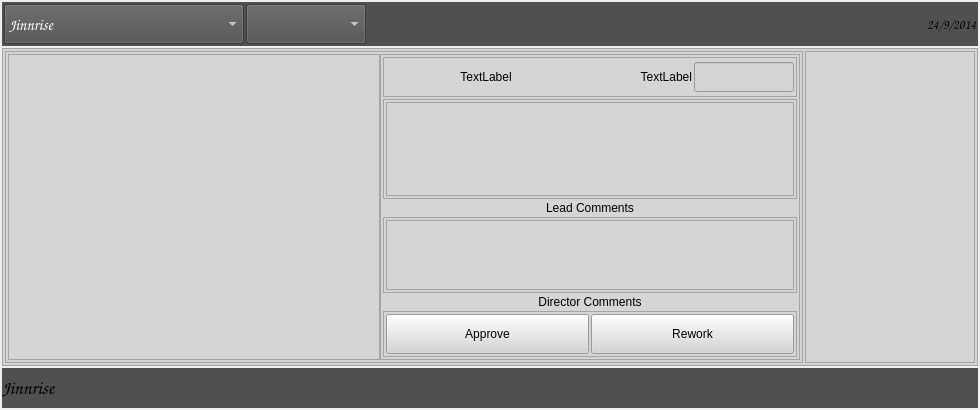
Qt form Kute/apr_Wiz/apr_wiz.ui (abble/schtool) before a commit.
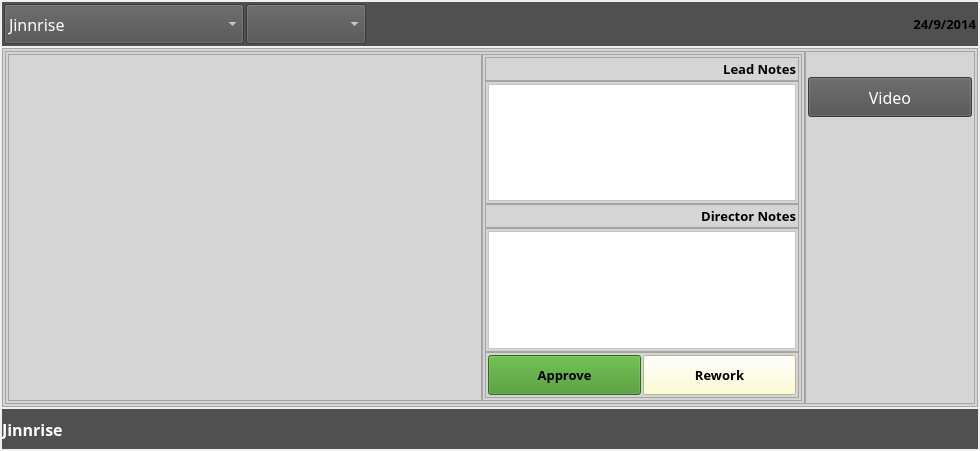
The same form after that commit. Icons and pictures are not drawn.

The edit to the form file:
```diff
--- a/Kute/apr_Wiz/apr_wiz.ui
+++ b/Kute/apr_Wiz/apr_wiz.ui
@@ -7,7 +7,7 @@
     <x>0</x>
     <y>0</y>
     <width>980</width>
-    <height>400</height>
+    <height>451</height>
    </rect>
   </property>
   <property name="windowTitle">
@@ -84,8 +84,10 @@
         </property>
         <property name="font">
          <font>
-          <family>Comic Sans MS</family>
+          <family>Trebuchet MS</family>
           <pointsize>12</pointsize>
+          <weight>50</weight>
+          <bold>false</bold>
          </font>
         </property>
         <property name="styleSheet">
@@ -143,7 +145,7 @@
         </property>
         <property name="font">
          <font>
-          <family>Comic Sans MS</family>
+          <family>Trebuchet MS</family>
           <pointsize>10</pointsize>
           <weight>75</weight>
           <bold>true</bold>
@@ -173,7 +175,7 @@
      </property>
      <layout class="QHBoxLayout" name="horizontalLayout_2">
       <property name="spacing">
-       <number>2</number>
+       <number>0</number>
       </property>
       <property name="leftMargin">
        <number>2</number>
@@ -237,13 +239,13 @@
           <widget class="QFrame" name="detLayout">
            <property name="minimumSize">
             <size>
-             <width>420</width>
+             <width>320</width>
              <height>0</height>
             </size>
            </property>
            <property name="maximumSize">
             <size>
-             <width>420</width>
+             <width>320</width>
              <height>16777215</height>
             </size>
            </property>
@@ -255,7 +257,7 @@
            </property>
            <layout class="QVBoxLayout" name="verticalLayout_3">
             <property name="spacing">
-             <number>2</number>
+             <number>0</number>
             </property>
             <property name="leftMargin">
              <number>2</number>
@@ -270,28 +272,16 @@
              <number>2</number>
             </property>
             <item>
-             <widget class="QFrame" name="frame_4">
-              <property name="minimumSize">
-               <size>
-                <width>0</width>
-                <height>40</height>
-               </size>
-              </property>
-              <property name="maximumSize">
-               <size>
-                <width>16777215</width>
-                <height>60</height>
-               </size>
-              </property>
+             <widget class="QFrame" name="lLayout">
               <property name="frameShape">
                <enum>QFrame::StyledPanel</enum>
               </property>
               <property name="frameShadow">
                <enum>QFrame::Raised</enum>
               </property>
-              <layout class="QHBoxLayout" name="horizontalLayout_3">
+              <layout class="QHBoxLayout" name="horizontalLayout_8">
                <property name="spacing">
-                <number>2</number>
+                <number>4</number>
                </property>
                <property name="leftMargin">
                 <number>2</number>
@@ -306,62 +296,44 @@
                 <number>2</number>
                </property>
                <item>
-                <widget class="QLabel" name="label_4">
-                 <property name="minimumSize">
-                  <size>
-                   <width>200</width>
-                   <height>30</height>
-                  </size>
-                 </property>
-                 <property name="maximumSize">
-                  <size>
-                   <width>200</width>
-                   <height>30</height>
-                  </size>
+                <widget class="QLabel" name="lcuren">
+                 <property name="font">
+                  <font>
+                   <family>Trebuchet MS</family>
+                   <pointsize>10</pointsize>
+                   <weight>75</weight>
+                   <bold>true</bold>
+                  </font>
                  </property>
                  <property name="text">
-                  <string>TextLabel</string>
+                  <string/>
                  </property>
                  <property name="alignment">
-                  <set>Qt::AlignCenter</set>
+                  <set>Qt::AlignBottom|Qt::AlignLeading|Qt::AlignLeft</set>
                  </property>
                 </widget>
                </item>
                <item>
-                <widget class="QLabel" name="label_3">
-                 <property name="minimumSize">
-                  <size>
-                   <width>0</width>
-                   <height>30</height>
-                  </size>
-                 </property>
+                <widget class="QLabel" name="lclab">
                  <property name="maximumSize">
                   <size>
                    <width>16777215</width>
-                   <height>30</height>
+                   <height>20</height>
                   </size>
                  </property>
+                 <property name="font">
+                  <font>
+                   <family>Trebuchet MS</family>
+                   <pointsize>10</pointsize>
+                   <weight>75</weight>
+                   <bold>true</bold>
+                  </font>
+                 </property>
                  <property name="text">
-                  <string>TextLabel</string>
+                  <string>Lead Notes</string>
                  </property>
                  <property name="alignment">
-                  <set>Qt::AlignRight|Qt::AlignTrailing|Qt::AlignVCenter</set>
-                 </property>
-                </widget>
-               </item>
-               <item>
-                <widget class="QLineEdit" name="lineEdit">
-                 <property name="minimumSize">
-                  <size>
-                   <width>100</width>
-                   <height>30</height>
-                  </size>
-                 </property>
-                 <property name="maximumSize">
-                  <size>
-                   <width>100</width>
-                   <height>16777215</height>
-                  </size>
+                  <set>Qt::AlignBottom|Qt::AlignRight|Qt::AlignTrailing</set>
                  </property>
                 </widget>
                </item>
@@ -405,25 +377,85 @@
                 <number>2</number>
                </property>
                <item>
-                <widget class="QTextEdit" name="textEdit_2"/>
+                <widget class="QPlainTextEdit" name="lcCom">
+                 <property name="styleSheet">
+                  <string notr="true">background-color: rgb(255, 255, 255);</string>
+                 </property>
+                </widget>
                </item>
               </layout>
              </widget>
             </item>
             <item>
-             <widget class="QLabel" name="label">
-              <property name="maximumSize">
-               <size>
-                <width>16777215</width>
-                <height>20</height>
-               </size>
+             <widget class="QFrame" name="dnLayout">
+              <property name="frameShape">
+               <enum>QFrame::StyledPanel</enum>
               </property>
-              <property name="text">
-               <string>Lead Comments</string>
+              <property name="frameShadow">
+               <enum>QFrame::Raised</enum>
               </property>
-              <property name="alignment">
-               <set>Qt::AlignCenter</set>
-              </property>
+              <layout class="QHBoxLayout" name="horizontalLayout_3">
+               <property name="spacing">
+                <number>2</number>
+               </property>
+               <property name="leftMargin">
+                <number>2</number>
+               </property>
+               <property name="topMargin">
+                <number>2</number>
+               </property>
+               <property name="rightMargin">
+                <number>2</number>
+               </property>
+               <property name="bottomMargin">
+                <number>2</number>
+               </property>
+               <item>
+                <widget class="QLabel" name="dcuren">
+                 <property name="font">
+                  <font>
+                   <family>Trebuchet MS</family>
+                   <pointsize>10</pointsize>
+                   <weight>75</weight>
+                   <bold>true</bold>
+                  </font>
+                 </property>
+                 <property name="text">
+                  <string/>
+                 </property>
+                 <property name="alignment">
+                  <set>Qt::AlignBottom|Qt::AlignLeading|Qt::AlignLeft</set>
+                 </property>
+                </widget>
+               </item>
+               <item>
+                <widget class="QLabel" name="dclab">
+                 <property name="maximumSize">
+                  <size>
+                   <width>16777215</width>
+                   <height>20</height>
+                  </size>
+                 </property>
+                 <property name="font">
+                  <font>
+                   <family>Trebuchet MS</family>
+                   <pointsize>10</pointsize>
+                   <weight>75</weight>
+                   <bold>true</bold>
+                  </font>
+                 </property>
+                 <property name="text">
+                  <string>Director Notes</string>
+                 </property>
+                 <property name="alignment">
+                  <set>Qt::AlignBottom|Qt::AlignRight|Qt::AlignTrailing</set>
+                 </property>
+                </widget>
+               </item>
+              </layout>
+              <zorder>dclab</zorder>
+              <zorder>dclab</zorder>
+              <zorder>dcuren</zorder>
              </widget>
             </item>
             <item>
@@ -457,29 +489,18 @@
                 <number>2</number>
                </property>
                <item>
-                <widget class="QTextEdit" name="textEdit"/>
+                <widget class="QPlainTextEdit" name="dcCom">
+                 <property name="styleSheet">
+                  <string notr="true">
+background-color: rgb(255, 255, 255);</string>
+                 </property>
+                </widget>
                </item>
               </layout>
              </widget>
             </item>
             <item>
-             <widget class="QLabel" name="label_2">
-              <property name="maximumSize">
-               <size>
-                <width>16777215</width>
-                <height>20</height>
-               </size>
-              </property>
-              <property name="text">
-               <string>Director Comments</string>
-              </property>
-              <property name="alignment">
-               <set>Qt::AlignCenter</set>
-              </property>
-             </widget>
-            </item>
-            <item>
-             <widget class="QFrame" name="frame_3">
+             <widget class="QFrame" name="apreLayout">
               <property name="maximumSize">
                <size>
                 <width>16777215</width>
@@ -516,19 +537,41 @@
                    <height>40</height>
                   </size>
                  </property>
+                 <property name="font">
+                  <font>
+                   <family>Trebuchet MS</family>
+                   <pointsize>10</pointsize>
+                   <weight>75</weight>
+                   <bold>true</bold>
+                  </font>
+                 </property>
+                 <property name="styleSheet">
+                  <string notr="true">background-color: rgb(64, 145, 35)</string>
+                 </property>
                  <property name="text">
                   <string>Approve</string>
                  </property>
                 </widget>
                </item>
                <item>
-                <widget class="QPushButton" name="pushButton">
+                <widget class="QPushButton" name="rebut">
                  <property name="minimumSize">
                   <size>
                    <width>0</width>
                    <height>40</height>
                   </size>
                  </property>
+                 <property name="font">
+                  <font>
+                   <family>Trebuchet MS</family>
+                   <pointsize>10</pointsize>
+                   <weight>75</weight>
+                   <bold>true</bold>
+                  </font>
+                 </property>
+                 <property name="styleSheet">
+                  <string notr="true">background-color: rgb(255, 254, 199)</string>
+                 </property>
                  <property name="text">
                   <string>Rework</string>
                  </property>
@@ -553,7 +596,7 @@
         </property>
         <layout class="QVBoxLayout" name="verticalLayout_2">
          <property name="spacing">
-          <number>4</number>
+          <number>2</number>
          </property>
          <property name="leftMargin">
           <number>2</number>
@@ -567,6 +610,37 @@
          <property name="bottomMargin">
           <number>2</number>
          </property>
+         <item>
+          <widget class="QPushButton" name="pushButton">
+           <property name="minimumSize">
+            <size>
+             <width>0</width>
+             <height>38</height>
+            </size>
+           </property>
+           <property name="maximumSize">
+            <size>
+             <width>2000</width>
+             <height>40</height>
+            </size>
+           </property>
+           <property name="font">
+            <font>
+             <family>Trebuchet MS</family>
+             <pointsize>12</pointsize>
+             <weight>50</weight>
+             <bold>false</bold>
+            </font>
+           </property>
+           <property name="styleSheet">
+            <string notr="true">background-color: rgb(80, 80, 80);
+color: rgb(255, 255, 255);</string>
+           </property>
+           <property name="text">
+            <string>Video</string>
+           </property>
+          </widget>
+         </item>
          <item>
           <widget class="QLabel" name="prevlab">
            <property name="minimumSize">
@@ -633,12 +707,15 @@
      </property>
      <property name="font">
       <font>
-       <family>Comic Sans MS</family>
-       <pointsize>14</pointsize>
+       <family>Trebuchet MS</family>
+       <pointsize>12</pointsize>
+       <weight>75</weight>
+       <bold>true</bold>
       </font>
      </property>
      <property name="styleSheet">
-      <string notr="true">background-color: rgb(80, 80, 80);</string>
+      <string notr="true">background-color: rgb(80, 80, 80);
+color: rgb(255, 255, 255);</string>
      </property>
      <property name="text">
       <string>Jinnrise</string>
```
Left out of the diff: 10 changed lines with no effect on the pictures.
